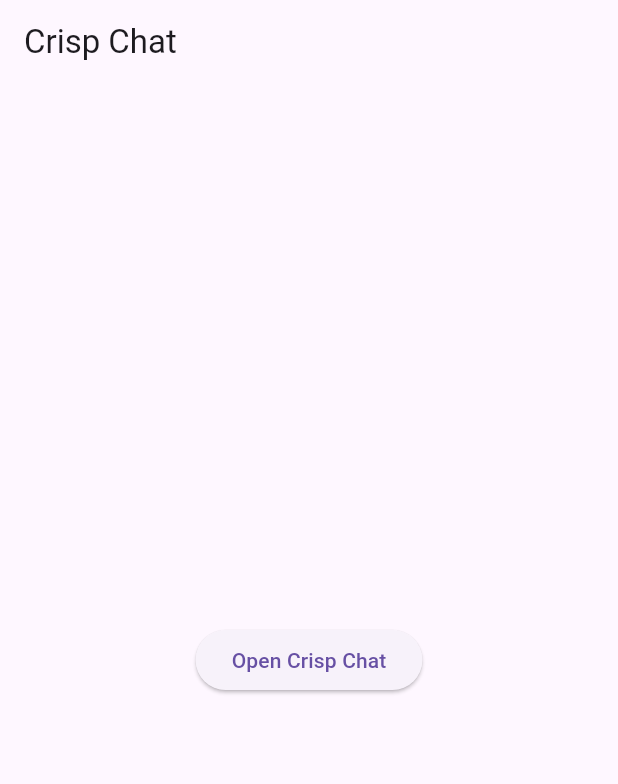
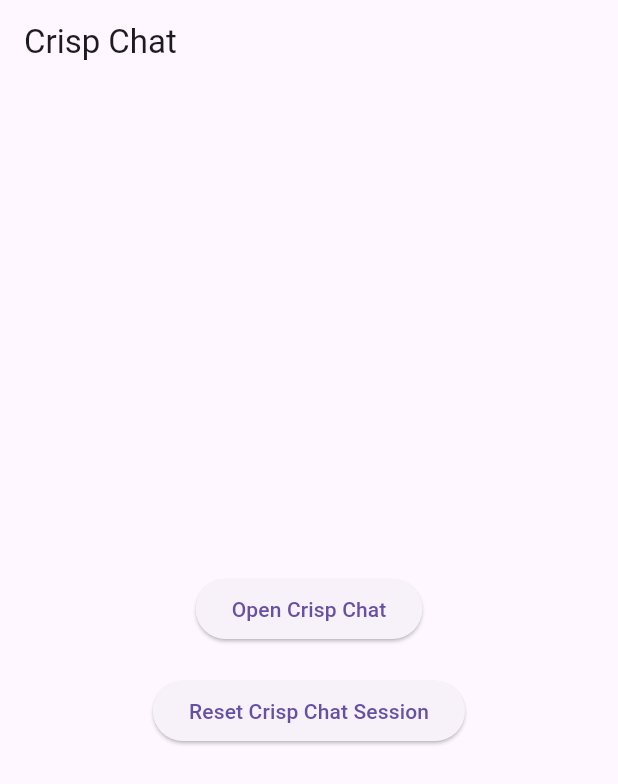
Before and after one commit to alamin-karno/flutter-crisp-chat, a Flutter app: the screen it shows after launch, on a phone screen of 412 x 824 dp. Shown: the top 784 px of the screen. Run offline on Flutter 3.47's test engine with Material 3 defaults, Android fonts, the phone set to English and light mode, and no system bars; our stand-ins replace plugin_platform_interface.

Commit message:
crisp chat session reset functionality added.

```diff
--- a/example/lib/main.dart
+++ b/example/lib/main.dart
@@ -13,7 +13,7 @@
 }
 
 class _MyAppState extends State<MyApp> {
-  final String websiteID = "YOUR_WEBSITE_ID";
+  final String websiteID = "b3f3d31f-f27c-4f54-a9b2-b9db89a86316";
   late CrispConfig config;
 
   @override
@@ -21,7 +21,7 @@
     super.initState();
     config = CrispConfig(
       websiteID: websiteID,
-      tokenId: "Token Id",
+      tokenId: "Token Id3",
       sessionSegment: 'test_segment',
       user: User(
         avatar:
@@ -55,11 +55,24 @@
           title: const Text('Crisp Chat'),
         ),
         body: Center(
-          child: ElevatedButton(
-            onPressed: () async {
-              await FlutterCrispChat.openCrispChat(config: config);
-            },
-            child: const Text('Open Crisp Chat'),
+          child: Column(
+            mainAxisAlignment: MainAxisAlignment.center,
+            crossAxisAlignment: CrossAxisAlignment.center,
+            children: [
+              ElevatedButton(
+                onPressed: () async {
+                  await FlutterCrispChat.openCrispChat(config: config);
+                },
+                child: const Text('Open Crisp Chat'),
+              ),
+              const SizedBox(height: 20),
+              ElevatedButton(
+                onPressed: () async {
+                  await FlutterCrispChat.resetCrispChatSession();
+                },
+                child: const Text('Reset Crisp Chat Session'),
+              ),
+            ],
           ),
         ),
       ),
--- a/lib/crisp_chat.dart
+++ b/lib/crisp_chat.dart
@@ -5,6 +5,7 @@
 
 /// [FlutterCrispChat] to call the native platform method.
 class FlutterCrispChat {
+
   static Future<void> openCrispChat({required CrispConfig config}) {
     if (config.user?.email?.isEmail == false) {
       throw Exception("User email is incorrect!");
@@ -14,4 +15,8 @@
     }
     return FlutterCrispChatPlatform.instance.openCrispChat(config: config);
   }
+
+  static Future<void> resetCrispChatSession() {
+    return FlutterCrispChatPlatform.instance.resetCrispChatSession();
+  }
 }
--- a/lib/src/flutter_crisp_chat_platform_interface.dart
+++ b/lib/src/flutter_crisp_chat_platform_interface.dart
@@ -29,4 +29,10 @@
   Future<void> openCrispChat({required CrispConfig config}) {
     throw UnimplementedError('platformVersion() has not been implemented.');
   }
+
+  /// [resetCrispChatSession] is to call native platform and if no implementation
+  /// found through error.
+  Future<void> resetCrispChatSession() {
+    throw UnimplementedError('platformVersion() has not been implemented.');
+  }
 }
```
Also changed, not shown: lib/src/flutter_crisp_chat_method_channel.dart (+7 -0 lines), 4 other files.
